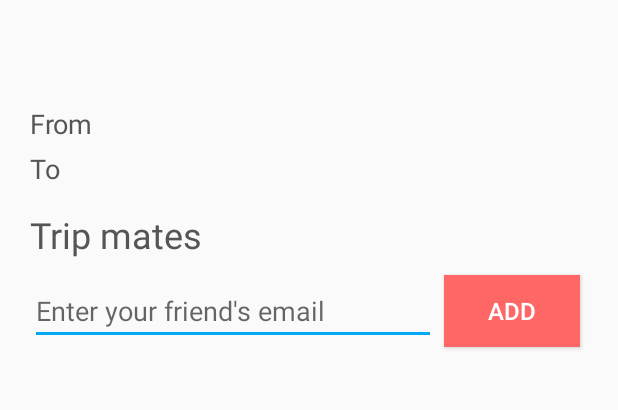
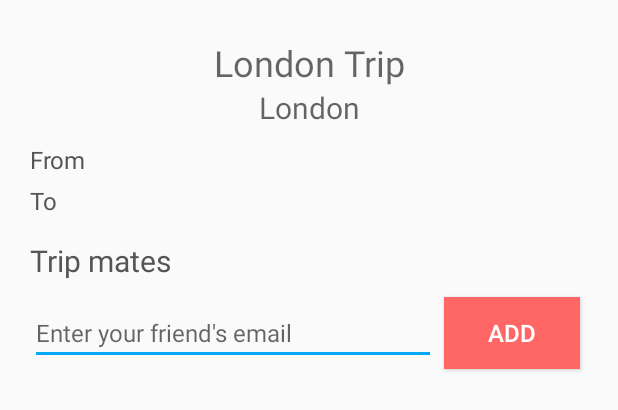
Before and after one commit to semani2/Capstone-Project, an Android app: the layout fragment_trip_details.xml on its own in the app's theme, with its tools: preview values and no code run, on a phone screen of 412 x 824 dp. Shown: the top 410 px of the screen. Run offline under Robolectric (Android 15) with nearby library versions, the phone set to English and light mode, and no system bars.

Commit message:
Edited the trip details fragment Displaying primary location of the trip as well.

```diff
--- a/Travelogue/app/src/main/java/sai/developement/travelogue/fragments/TripDetailsFragment.java
+++ b/Travelogue/app/src/main/java/sai/developement/travelogue/fragments/TripDetailsFragment.java
@@ -68,6 +68,9 @@ public class TripDetailsFragment extends Fragment {
     @BindView(R.id.users_list_empty_view)
     TextView emptyListView;
 
+    @BindView(R.id.trip_loc_text_view)
+    TextView tripLocTextView;
+
     private Trip mTrip;
 
     private TripMatesListAdapter mTripMatesListAdapter;
@@ -98,6 +101,7 @@ public class TripDetailsFragment extends Fragment {
 
         if(mTrip != null) {
             tripNameTextView.setText(mTrip.getName());
+            tripLocTextView.setText(mTrip.getPrimaryLocation());
             startDateTextView.setText(mTrip.getStartDate());
             endDateTextView.setText(mTrip.getEndDate());
             if(mTrip.getTravellers() != null) {
--- a/Travelogue/app/src/main/res/layout/fragment_trip_details.xml
+++ b/Travelogue/app/src/main/res/layout/fragment_trip_details.xml
@@ -20,10 +20,24 @@
             android:gravity="center"
             android:layout_marginTop="5dp"
             android:textStyle="normal"
-            android:textSize="25sp"
+            android:textSize="24sp"
             android:textColor="@color/text_primary"
-            android:focusable="true" >
-            <requestFocus />
+            android:focusable="true"
+            tools:hint="London Trip">
+        </TextView>
+
+        <TextView
+            android:layout_width="match_parent"
+            android:layout_height="wrap_content"
+            android:id="@+id/trip_loc_text_view"
+            android:layout_centerHorizontal="true"
+            android:layout_below="@+id/trip_name_text_view"
+            android:gravity="center"
+            android:textStyle="normal"
+            android:textSize="20sp"
+            android:textColor="@color/text_secondary"
+            android:focusable="true"
+            tools:hint="London">
         </TextView>
 
 
@@ -32,7 +46,7 @@
             android:layout_height="wrap_content"
             android:id="@+id/date_layout"
             android:orientation="vertical"
-            android:layout_below="@+id/trip_name_text_view"
+            android:layout_below="@+id/trip_loc_text_view"
             android:layout_marginTop="10dp">
 
             <LinearLayout
@@ -46,7 +60,7 @@
                     android:layout_height="wrap_content"
                     android:text="@string/str_trip_from"
                     android:textColor="@color/text_primary"
-                    android:textSize="18sp"
+                    android:textSize="16sp"
                     android:layout_weight="0.5"/>
 
                 <TextView
@@ -54,7 +68,7 @@
                     android:layout_height="wrap_content"
                     android:layout_weight="0.5"
                     android:id="@+id/start_date_text_view"
-                    android:textSize="18sp"
+                    android:textSize="16sp"
                     android:textColor="@color/text_secondary" />
             </LinearLayout>
 
@@ -69,7 +83,7 @@
                     android:layout_height="wrap_content"
                     android:text="@string/str_trip_to"
                     android:textColor="@color/text_primary"
-                    android:textSize="18sp"
+                    android:textSize="16sp"
                     android:layout_weight="0.5"/>
 
                 <TextView
@@ -77,7 +91,7 @@
                     android:layout_height="wrap_content"
                     android:layout_weight="0.5"
                     android:id="@+id/end_date_text_view"
-                    android:textSize="18sp"
+                    android:textSize="16sp"
                     android:textColor="@color/text_secondary" />
             </LinearLayout>
         </LinearLayout>
@@ -95,7 +109,7 @@
                 android:layout_height="wrap_content"
                 android:id="@+id/add_users_title_text_view"
                 android:textColor="@color/text_primary"
-                android:textSize="24sp"
+                android:textSize="20sp"
                 android:text="@string/str_add_users_title"
                 />
 
@@ -112,7 +126,8 @@
                     android:layout_weight="0.75"
                     android:id="@+id/user_email_edit_text"
                     android:hint="@string/str_add_users_hint"
-                    android:textSize="18sp"/>
+                    android:textSize="16sp"
+                    android:inputType="textEmailAddress"/>
 
                 <Button
                     android:layout_width="0dp"
@@ -148,7 +163,7 @@
             android:id="@+id/save_trip_button"
             android:text="@string/str_save_trip"
             android:textColor="#fff"
-            android:textSize="18sp"
+            android:textSize="16sp"
             android:background="@color/colorPrimary"
             android:layout_below="@id/add_users_layout"
             android:padding="15dp"
```
